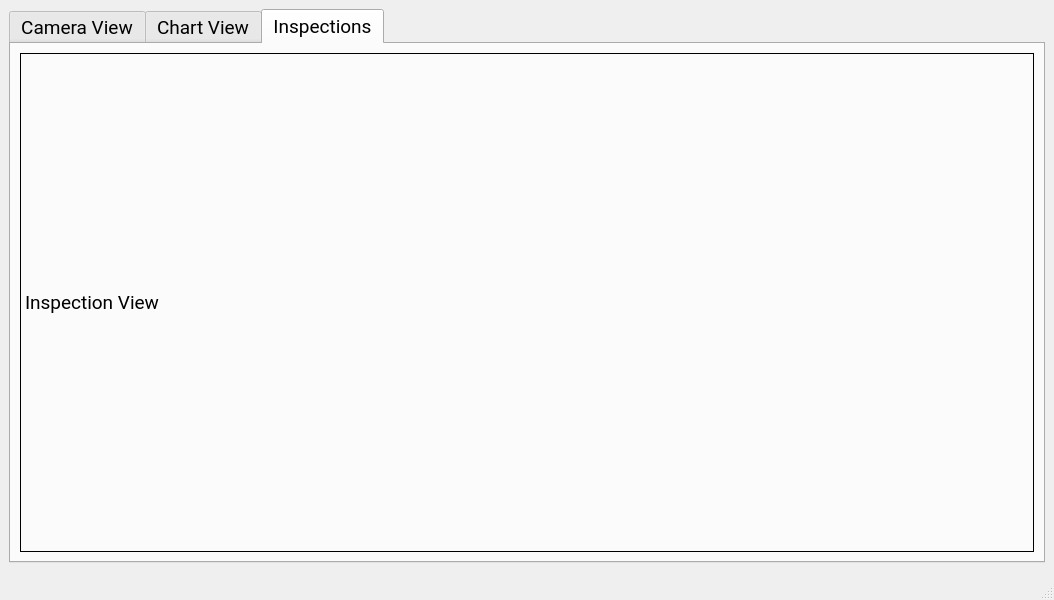
The window that UI/mainwindow.ui (abikemechanic/SC_VisionInspection) describes before a commit, drawn with Qt 5.
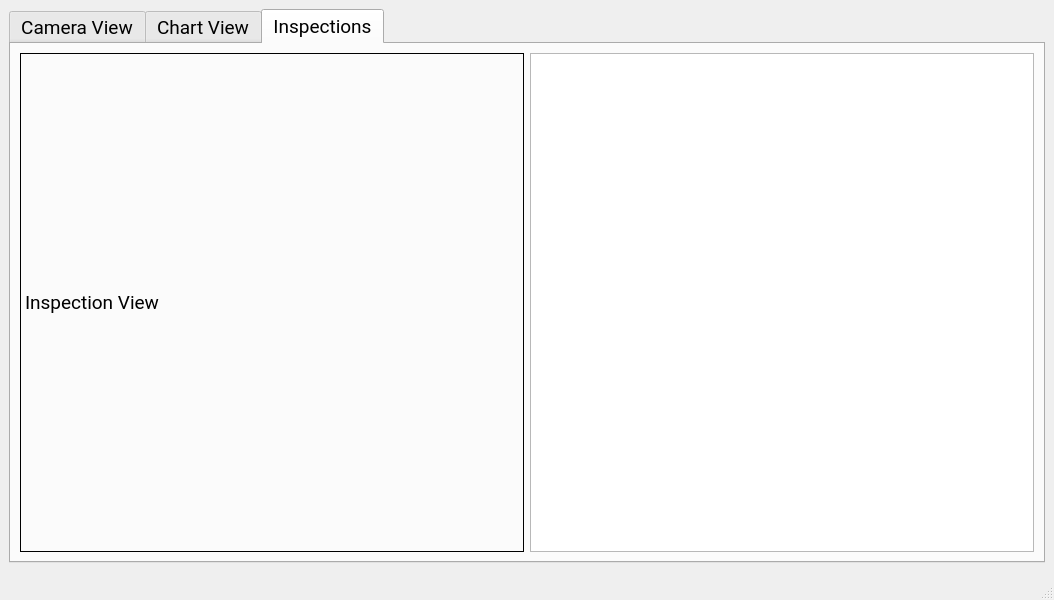
The same window after the commit.

Patch:
```diff
--- a/UI/mainwindow.ui
+++ b/UI/mainwindow.ui
@@ -279,6 +279,9 @@
             </property>
            </widget>
           </item>
+          <item row="0" column="1">
+           <widget class="QListView" name="listView_PreviousImages"/>
+          </item>
          </layout>
         </item>
        </layout>
```
Left out of the diff: 2 changed lines with no effect on the pictures.
